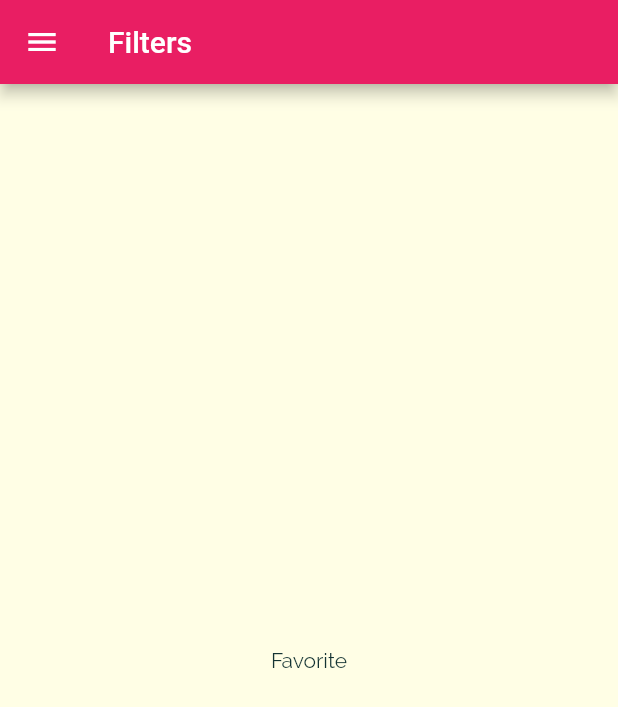
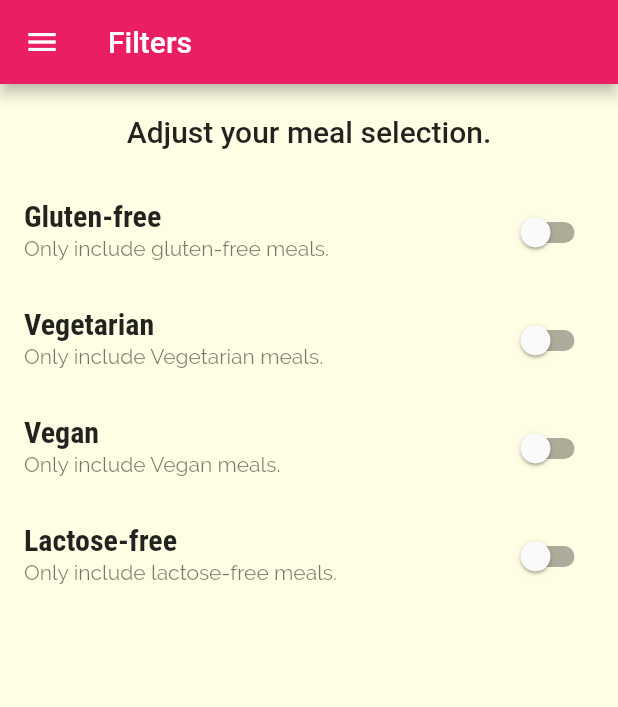
Before and after one commit to TMSoftSolution/MealApp, a Flutter app: the FiltersScreen screen opened by its route, on a phone screen of 412 x 824 dp. Shown: the top 707 px of the screen. Run offline on Flutter 3.47's test engine with Material 2 defaults, Android fonts, the phone set to English and light mode, and no system bars.

Commit message:
add filter section

```diff
--- a/lib/screens/filters_screen.dart
+++ b/lib/screens/filters_screen.dart
@@ -1,8 +1,29 @@
 import 'package:flutter/material.dart';
 import 'package:meal_app/widgets/main_drawer.dart';
 
-class FiltersScreen extends StatelessWidget {
+class FiltersScreen extends StatefulWidget {
   static String routeName = '/filters';
+
+  @override
+  State<FiltersScreen> createState() => _FiltersScreenState();
+}
+
+class _FiltersScreenState extends State<FiltersScreen> {
+  bool _glutenFree = false;
+  bool _vegetarian = false;
+  bool _vegan = false;
+  bool _lactoseFree = false;
+
+  Widget _buildSwitchListTile(String title, String description,
+      bool currentValue, Function updateValue) {
+    return SwitchListTile(
+        value: currentValue,
+        title: Text(title),
+        subtitle: Text(description),
+        activeColor: Theme.of(context).colorScheme.secondary,
+        onChanged: updateValue);
+  }
+
   @override
   Widget build(BuildContext context) {
     return Scaffold(
@@ -10,8 +31,45 @@ class FiltersScreen extends StatelessWidget {
         title: Text('Filters'),
       ),
       drawer: MainDrawer(),
-      body: Center(
-        child: Text("Favorite"),
+      body: Column(
+        children: [
+          Container(
+            padding: EdgeInsets.all(20),
+            child: Text('Adjust your meal selection.',
+                style: Theme.of(context).textTheme.headline6),
+          ),
+          Expanded(
+            child: ListView(
+              children: [
+                _buildSwitchListTile('Gluten-free',
+                    'Only include gluten-free meals.', _glutenFree, (_) {
+                  setState(() {
+                    _glutenFree = !_glutenFree;
+                  });
+                }),
+                _buildSwitchListTile(
+                    'Vegetarian', 'Only include Vegetarian meals.', _vegetarian,
+                    (_) {
+                  setState(() {
+                    _vegetarian = !_vegetarian;
+                  });
+                }),
+                _buildSwitchListTile(
+                    'Vegan', 'Only include Vegan meals.', _vegan, (_) {
+                  setState(() {
+                    _vegan = !_vegan;
+                  });
+                }),
+                _buildSwitchListTile('Lactose-free',
+                    'Only include lactose-free meals.', _lactoseFree, (_) {
+                  setState(() {
+                    _lactoseFree = !_lactoseFree;
+                  });
+                })
+              ],
+            ),
+          )
+        ],
       ),
     );
   }
```
